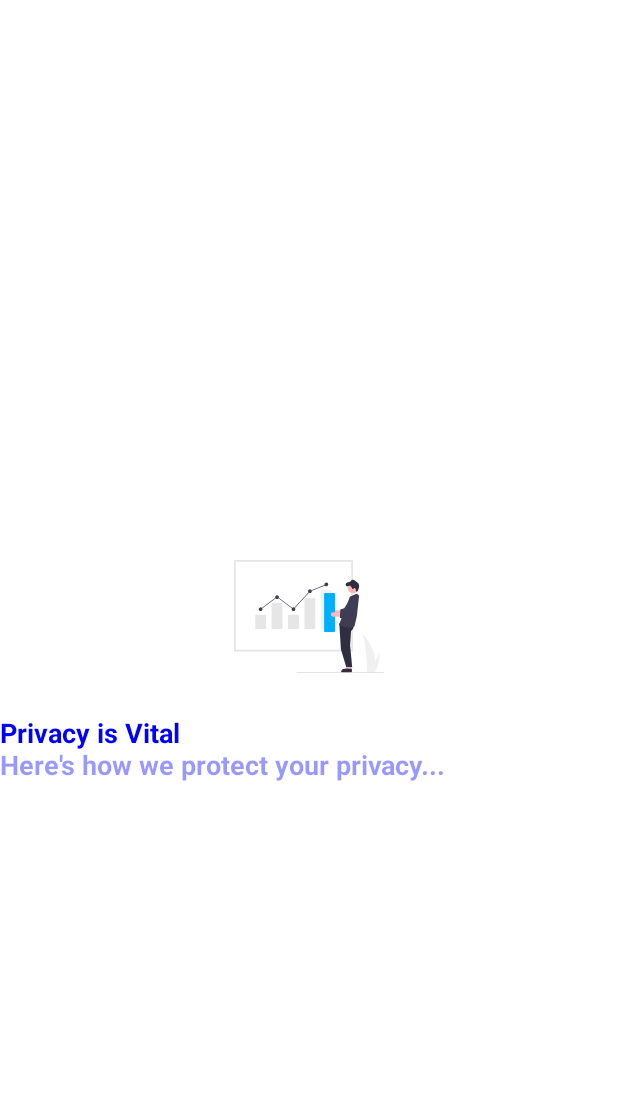
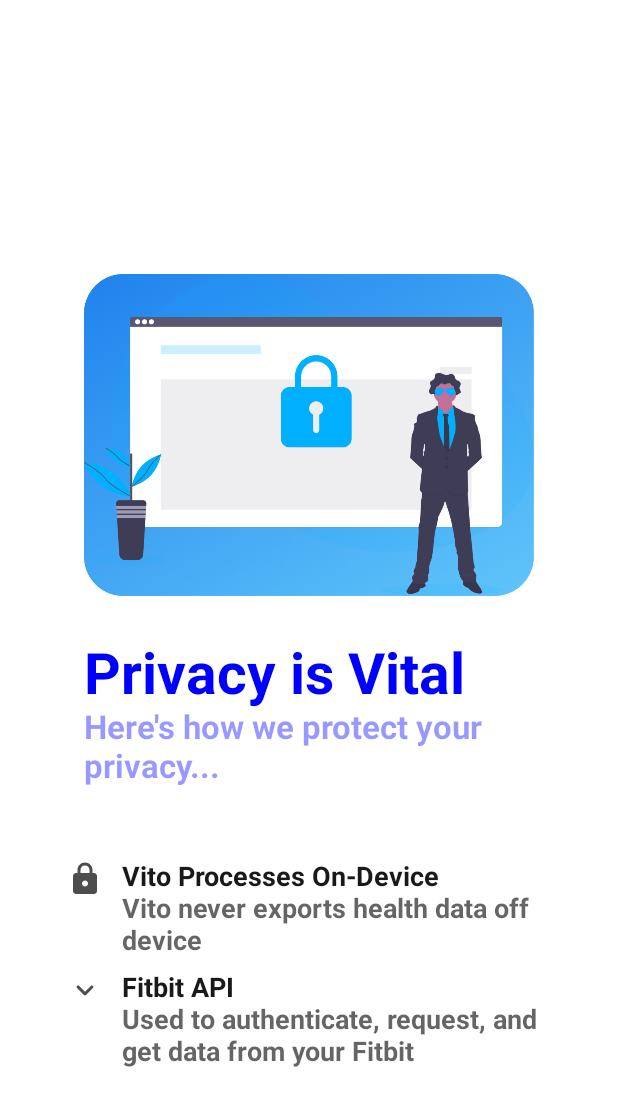
Before and after one commit to Vito-Research/Vito-Android, an Android app built with Jetpack Compose: the PrivacyView screen opened through its navigation route, on a phone screen of 412 x 824 dp. Shown: the top 1106 px of the screen. Run offline under Robolectric (Android 15) with nearby library versions, the phone set to English and light mode, and no system bars; libraries missing offline, so code that uses them is left out: io.github.boguszpawlowski.composecalendar.

Commit message:
Updated Privacy UI

```diff
--- a/app/build.gradle
+++ b/app/build.gradle
@@ -48,7 +48,7 @@ android {
 dependencies {
     def nav_version = "2.4.1"
     implementation "io.github.boguszpawlowski.composecalendar:composecalendar"
-
+    implementation 'com.squareup.okhttp3:okhttp:3.8.1'
     // separate artifact with utilities for working with kotlinx-datetime
     implementation "androidx.navigation:navigation-compose:$nav_version"
     implementation 'io.github.boguszpawlowski.composecalendar:composecalendar:0.3.0'
--- a/app/src/main/java/com/example/vito/PrivacyView.kt
+++ b/app/src/main/java/com/example/vito/PrivacyView.kt
@@ -2,17 +2,17 @@ package com.example.vito
 
 import androidx.compose.foundation.Image
 import androidx.compose.foundation.layout.*
+import androidx.compose.material.Icon
 import androidx.compose.material.Text
 import androidx.compose.material.icons.Icons
-import androidx.compose.material.icons.rounded.Favorite
-import androidx.compose.material.icons.rounded.List
-import androidx.compose.material.icons.rounded.Notifications
+import androidx.compose.material.icons.rounded.*
 import androidx.compose.runtime.Composable
 import androidx.compose.ui.Alignment
 import androidx.compose.ui.Modifier
 import androidx.compose.ui.draw.alpha
 import androidx.compose.ui.graphics.Color
 import androidx.compose.ui.graphics.painter.Painter
+import androidx.compose.ui.graphics.vector.ImageVector
 import androidx.compose.ui.res.painterResource
 import androidx.compose.ui.text.font.FontWeight
 import androidx.compose.ui.text.style.TextAlign
@@ -25,36 +25,71 @@ fun PrivacyView(navController: NavController) {
     Column(
         verticalArrangement = Arrangement.Center,
         horizontalAlignment = Alignment.CenterHorizontally,
+        modifier = Modifier.padding()
     ) {
 
-        val image: Painter = painterResource(id = R.drawable.info)
+        val image: Painter = painterResource(id = R.drawable.privacy)
         Image(painter = image,contentDescription = "", modifier = Modifier
 
             .padding(30.dp)
-            .padding(top= 40.dp)
-            .width(100.dp)
+            .padding(top = 40.dp)
+            .width(300.dp)
         )
         Text(text = "Privacy is Vital",
-            fontSize = 18.sp,
+            fontSize = 38.sp,
             color = Color.Blue,
             fontWeight = FontWeight.Bold,
             textAlign = TextAlign.Left,
             modifier = Modifier
-                .fillMaxWidth()
+                .width(300.dp)
+                .padding()
         )
         Text(text = "Here's how we protect your privacy...",
-            fontSize = 18.sp,
+            fontSize = 22.sp,
             color = Color.Blue,
             fontWeight = FontWeight.Bold,
             textAlign = TextAlign.Left,
             modifier = Modifier
                 .alpha(.4F)
-                .fillMaxWidth()
+                .width(300.dp)
+                .padding()
         )
-
-
+        Spacer(modifier = Modifier.height(50.dp))
+        TLDRView(icon = Icons.Rounded.Lock,"Vito Processes On-Device", "Vito never exports health data off device")
+        Spacer(modifier = Modifier.height(10.dp))
+        TLDRView(icon = Icons.Rounded.KeyboardArrowDown, "Fitbit API", "Used to authenticate, request, and get data from your Fitbit")
 
 
     }
 
 }
+@Composable
+fun TLDRView(icon: ImageVector, title: String, text: String) {
+    Row(modifier = Modifier.padding()) {
+        Icon(icon, title, modifier = Modifier
+            .alpha(0.8F)
+            .width(50.dp))
+        Column {
+            Text(text = title,
+                fontSize = 18.sp,
+                color = Color.Black,
+                fontWeight = FontWeight.Bold,
+                textAlign = TextAlign.Left,
+                modifier = Modifier
+                    .alpha(.9F)
+                    .width(300.dp)
+                    .padding()
+            )
+            Text(text = text,
+                fontSize = 18.sp,
+                color = Color.Black,
+                fontWeight = FontWeight.Bold,
+                textAlign = TextAlign.Left,
+                modifier = Modifier
+                    .alpha(.6F)
+                    .width(300.dp)
+                    .padding()
+            )
+        }
+    }
+}
```
Also changed, not shown: app/src/main/res/drawable/privacy.png (added).
